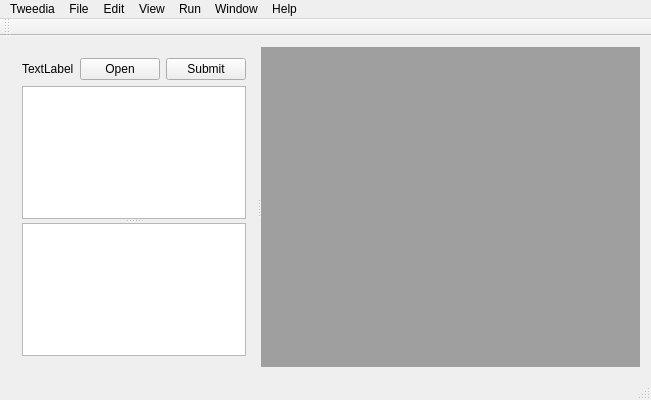
Above: Tweedia-with-plugins/Tweedia/mainwindow.ui from tweedia/Tweedia before the change. Below: the same form after it.
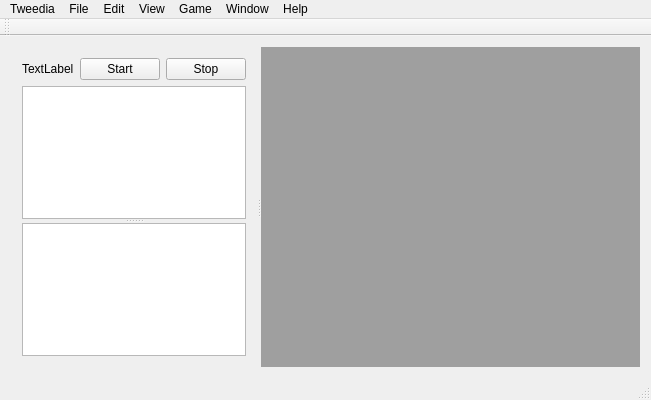
That is the form after the change.

What changed in the file:
```diff
--- a/Tweedia-with-plugins/Tweedia/mainwindow.ui
+++ b/Tweedia-with-plugins/Tweedia/mainwindow.ui
@@ -26,7 +26,7 @@
       <property name="orientation">
        <enum>Qt::Horizontal</enum>
       </property>
-      <widget class="QWidget" name="">
+      <widget class="QWidget" name="layoutWidget">
        <layout class="QVBoxLayout" name="verticalLayout">
         <item>
          <layout class="QHBoxLayout" name="horizontalLayout">
@@ -43,19 +43,6 @@
             </property>
            </widget>
           </item>
-          <item>
-           <widget class="QPushButton" name="pushButton_2">
-            <property name="sizePolicy">
-             <sizepolicy hsizetype="Fixed" vsizetype="Fixed">
-              <horstretch>0</horstretch>
-              <verstretch>0</verstretch>
-             </sizepolicy>
-            </property>
-            <property name="text">
-             <string>Open</string>
-            </property>
-           </widget>
-          </item>
           <item>
            <widget class="QPushButton" name="pushButton">
             <property name="sizePolicy">
@@ -65,7 +52,14 @@
              </sizepolicy>
             </property>
             <property name="text">
-             <string>Submit</string>
+             <string>Start</string>
+            </property>
+           </widget>
+          </item>
+          <item>
+           <widget class="QPushButton" name="pushButton_2">
+            <property name="text">
+             <string>Stop</string>
             </property>
            </widget>
           </item>
@@ -96,12 +90,6 @@
      <height>22</height>
     </rect>
    </property>
-   <widget class="QMenu" name="menuRun">
-    <property name="title">
-     <string>Run</string>
-    </property>
-    <addaction name="actionRunObsobj"/>
-   </widget>
    <widget class="QMenu" name="menuFile">
     <property name="title">
      <string>File</string>
@@ -143,11 +131,18 @@
     <addaction name="actionAbout_Tweedia"/>
     <addaction name="actionPreferences"/>
    </widget>
+   <widget class="QMenu" name="menuGame">
+    <property name="title">
+     <string>Game</string>
+    </property>
+    <addaction name="actionArrange_Game"/>
+    <addaction name="actionStart_Game"/>
+   </widget>
    <addaction name="menuTweedia"/>
    <addaction name="menuFile"/>
    <addaction name="menuEdit"/>
    <addaction name="menuView"/>
-   <addaction name="menuRun"/>
+   <addaction name="menuGame"/>
    <addaction name="menuWindow"/>
    <addaction name="menuHelp"/>
   </widget>
```
Left out of the diff: 35 changed lines with no effect on the pictures.
